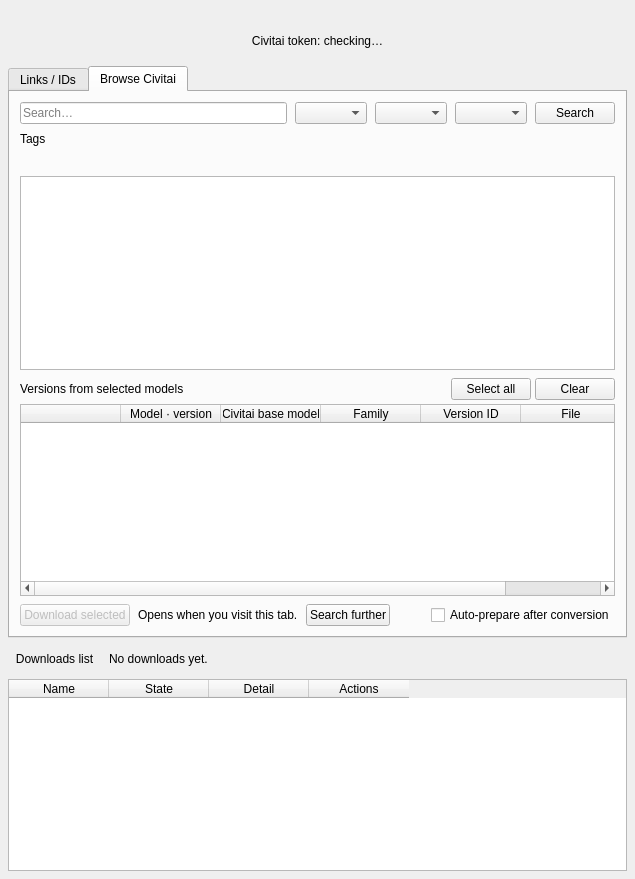
First picture: the form in src/dtflow/ui/forms/downloads_page.ui, repository djebaz/dtflow, before the edit.
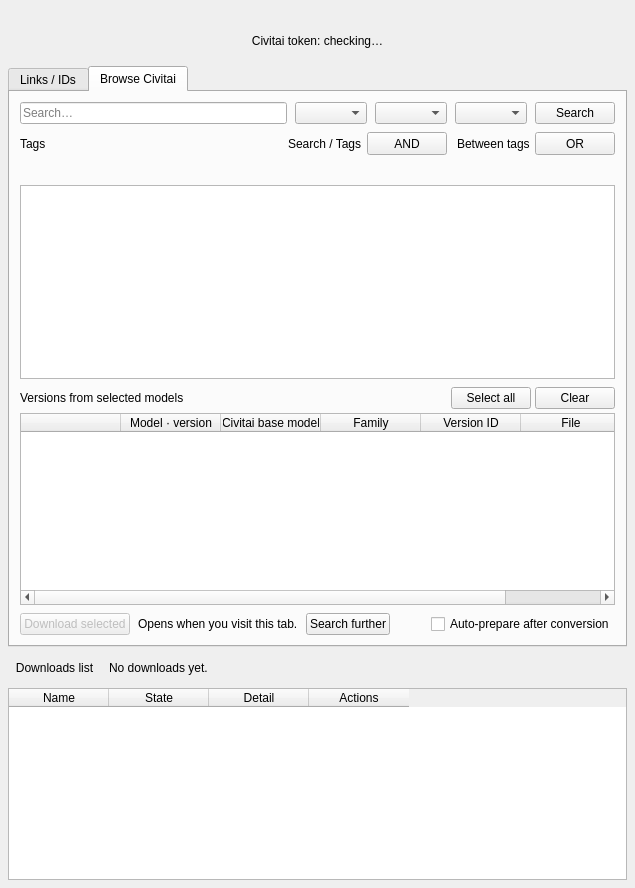
Second picture: the form after the edit.

Commit message: Move fixed Civitai matching controls into Qt Designer form

```diff
--- a/src/dtflow/ui/forms/downloads_page.ui
+++ b/src/dtflow/ui/forms/downloads_page.ui
@@ -137,6 +137,66 @@
         <item><widget class="QWidget" name="galleryTagChipsSlot">
          <property name="sizePolicy"><sizepolicy hsizetype="Expanding" vsizetype="Preferred"><horstretch>1</horstretch><verstretch>0</verstretch></sizepolicy></property>
         </widget></item>
+        <item alignment="Qt::AlignRight|Qt::AlignTop"><widget class="QWidget" name="galleryModesHost">
+         <property name="sizePolicy"><sizepolicy hsizetype="Fixed" vsizetype="Fixed"><horstretch>0</horstretch><verstretch>0</verstretch></sizepolicy></property>
+         <property name="minimumSize"><size><width>0</width><height>23</height></size></property>
+         <property name="maximumSize"><size><width>16777215</width><height>23</height></size></property>
+         <layout class="QHBoxLayout" name="galleryModesLayout">
+          <property name="spacing"><number>10</number></property>
+          <property name="leftMargin"><number>0</number></property>
+          <property name="topMargin"><number>0</number></property>
+          <property name="rightMargin"><number>0</number></property>
+          <property name="bottomMargin"><number>0</number></property>
+           <item><widget class="QWidget" name="galleryKeywordTagModeGroup">
+            <property name="minimumSize"><size><width>0</width><height>23</height></size></property>
+            <property name="maximumSize"><size><width>16777215</width><height>23</height></size></property>
+            <layout class="QHBoxLayout" name="galleryKeywordTagModeLayout">
+             <property name="spacing"><number>5</number></property>
+             <property name="leftMargin"><number>0</number></property>
+             <property name="topMargin"><number>0</number></property>
+             <property name="rightMargin"><number>0</number></property>
+             <property name="bottomMargin"><number>0</number></property>
+             <item><widget class="QLabel" name="galleryKeywordTagModeCaption">
+              <property name="minimumSize"><size><width>0</width><height>23</height></size></property>
+              <property name="maximumSize"><size><width>16777215</width><height>23</height></size></property>
+              <property name="role" stdset="0"><string>galleryModeCaption</string></property>
+              <property name="text"><string>Search / Tags</string></property>
+             </widget></item>
+             <item><widget class="QPushButton" name="galleryKeywordTagModeButton">
+              <property name="minimumSize"><size><width>45</width><height>23</height></size></property>
+              <property name="maximumSize"><size><width>16777215</width><height>23</height></size></property>
+              <property name="cursor"><cursorShape>PointingHandCursor</cursorShape></property>
+              <property name="role" stdset="0"><string>galleryModeToggle</string></property>
+              <property name="text"><string>AND</string></property>
+             </widget></item>
+            </layout>
+           </widget></item>
+           <item><widget class="QWidget" name="galleryTagMatchModeGroup">
+            <property name="minimumSize"><size><width>0</width><height>23</height></size></property>
+            <property name="maximumSize"><size><width>16777215</width><height>23</height></size></property>
+            <layout class="QHBoxLayout" name="galleryTagMatchModeLayout">
+             <property name="spacing"><number>5</number></property>
+             <property name="leftMargin"><number>0</number></property>
+             <property name="topMargin"><number>0</number></property>
+             <property name="rightMargin"><number>0</number></property>
+             <property name="bottomMargin"><number>0</number></property>
+             <item><widget class="QLabel" name="galleryTagMatchModeCaption">
+              <property name="minimumSize"><size><width>0</width><height>23</height></size></property>
+              <property name="maximumSize"><size><width>16777215</width><height>23</height></size></property>
+              <property name="role" stdset="0"><string>galleryModeCaption</string></property>
+              <property name="text"><string>Between tags</string></property>
+             </widget></item>
+             <item><widget class="QPushButton" name="galleryTagMatchModeButton">
+              <property name="minimumSize"><size><width>45</width><height>23</height></size></property>
+              <property name="maximumSize"><size><width>16777215</width><height>23</height></size></property>
+              <property name="cursor"><cursorShape>PointingHandCursor</cursorShape></property>
+              <property name="role" stdset="0"><string>galleryModeToggle</string></property>
+              <property name="text"><string>OR</string></property>
+             </widget></item>
+            </layout>
+           </widget></item>
+         </layout>
+        </widget></item>
        </layout>
       </widget></item>
       <item><widget class="QLabel" name="galleryNote">
```
Left out of the diff: 2 changed lines with no effect on the pictures.
